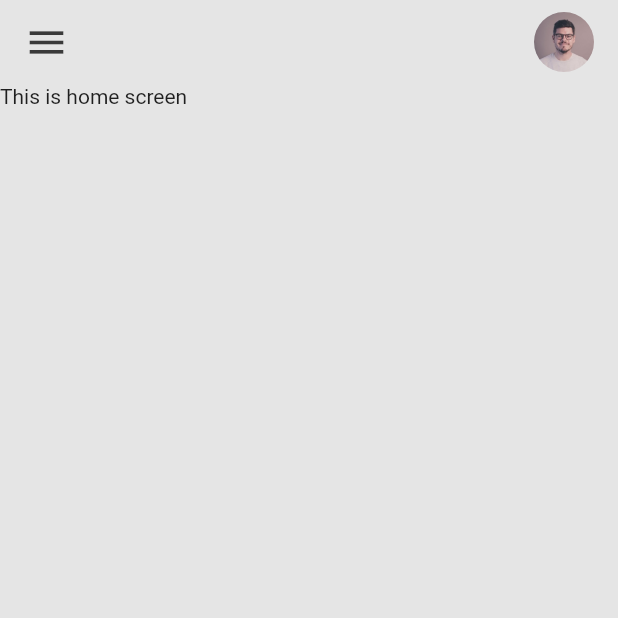
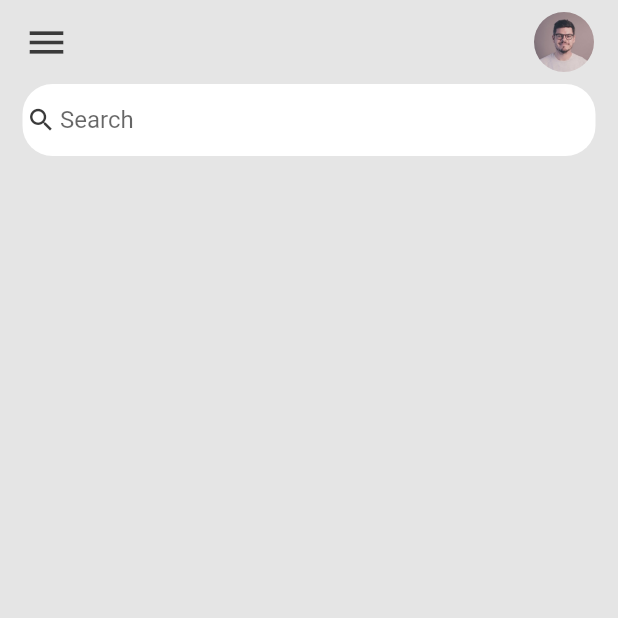
Before and after one commit to rubayet211/Flutter_To-Do_App, a Flutter app: the screen it shows after launch, on a phone screen of 412 x 824 dp, the top half of it. Run offline on Flutter 3.47's test engine with Material 2 defaults, Android fonts, the phone set to English and light mode, and no system bars.

Commit message:
5th commit

```diff
--- a/lib/screens/home.dart
+++ b/lib/screens/home.dart
@@ -10,7 +10,29 @@ class Home extends StatelessWidget {
       backgroundColor: tdBGColor,
       appBar: _buildAppBar(),
       body: Container(
-        child: Text('This is home screen'),
+        padding: EdgeInsets.symmetric(horizontal: 15),
+        child: Column(children: [
+          Container(
+            decoration: BoxDecoration(
+              color: Colors.white,
+              borderRadius: BorderRadius.circular(20),
+            ),
+            child: TextField(
+              decoration: InputDecoration(
+                contentPadding: EdgeInsets.all(0),
+                prefixIcon: Icon(
+                  Icons.search,
+                  color: tdBlack,
+                  size: 20,
+                ),
+                prefixIconConstraints:
+                    BoxConstraints(maxHeight: 20, minWidth: 25),
+                border: InputBorder.none,
+                hintText: 'Search',
+              ),
+            ),
+          )
+        ]),
       ),
     );
   }
```
